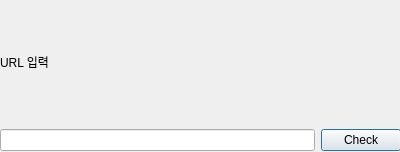
This is resources/commentCheckUI.ui in jihan-jinhee/blogHelper as Qt 5 draws it before an edit. The edited form follows.
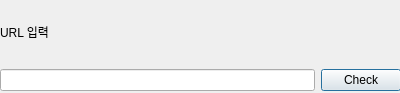
This is the edited form.

Commit message: 1. 댓글 리스트 못 불러오던 버그 해결 2. 일부 UI 수정

```diff
--- a/resources/commentCheckUI.ui
+++ b/resources/commentCheckUI.ui
@@ -7,7 +7,7 @@
     <x>0</x>
     <y>0</y>
     <width>400</width>
-    <height>152</height>
+    <height>93</height>
    </rect>
   </property>
   <property name="windowTitle">
@@ -19,7 +19,7 @@
      <x>0</x>
      <y>0</y>
      <width>401</width>
-     <height>151</height>
+     <height>91</height>
     </rect>
    </property>
    <layout class="QVBoxLayout" name="verticalLayout">
```
The commit also changes 1 other file.
